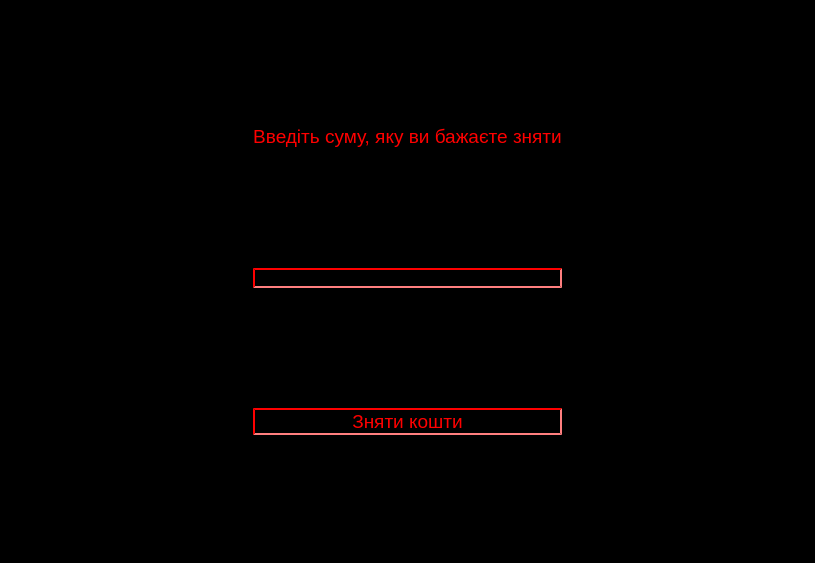
First picture: the form in frontend/withdrawalscreen.ui, repository Anoromi/upa_atm, before the edit.
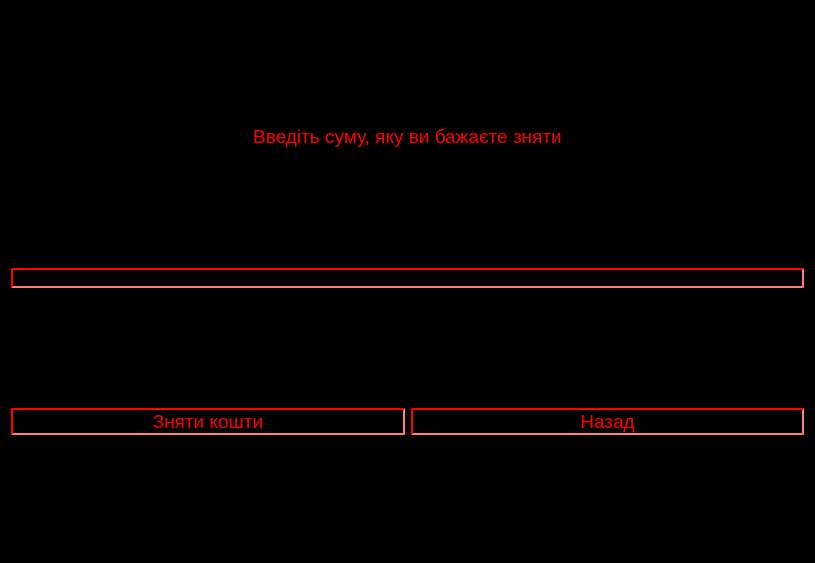
Second picture: the form after the edit.

Patch:
```diff
--- a/frontend/withdrawalscreen.ui
+++ b/frontend/withdrawalscreen.ui
@@ -18,21 +18,7 @@
 </string>
   </property>
   <layout class="QGridLayout" name="gridLayout">
-   <item row="1" column="1">
-    <widget class="QLineEdit" name="money">
-     <property name="styleSheet">
-      <string notr="true">
-QLineEdit#money {
-	color: rgb(255,0,0);
-	border-style: inset;
-	border-width: 2px;
-	border-color: rgb(255,0,0);
-	
-}</string>
-     </property>
-    </widget>
-   </item>
-   <item row="0" column="1">
+   <item row="0" column="0">
     <widget class="QLabel" name="label">
      <property name="sizePolicy">
       <sizepolicy hsizetype="Preferred" vsizetype="Fixed">
@@ -59,28 +45,37 @@
      </property>
     </widget>
    </item>
-   <item row="1" column="2">
-    <spacer name="rightSpacer">
-     <property name="orientation">
-      <enum>Qt::Horizontal</enum>
+   <item row="1" column="0">
+    <widget class="QLineEdit" name="money">
+     <property name="styleSheet">
+      <string notr="true">
+QLineEdit#money {
+	color: rgb(255,0,0);
+	border-style: inset;
+	border-width: 2px;
+	border-color: rgb(255,0,0);
+	
+}</string>
      </property>
-     <property name="sizeHint" stdset="0">
-      <size>
-       <width>40</width>
-       <height>20</height>
-      </size>
-     </property>
-    </spacer>
+    </widget>
    </item>
-   <item row="2" column="1">
+   <item row="2" column="0">
+    <layout class="QHBoxLayout" name="horizontalLayout">
+     <item>
     <widget class="QPushButton" name="confirm">
+       <property name="sizePolicy">
+        <sizepolicy hsizetype="Preferred" vsizetype="Fixed">
+         <horstretch>0</horstretch>
+         <verstretch>0</verstretch>
+        </sizepolicy>
+       </property>
      <property name="font">
       <font>
        <pointsize>14</pointsize>
       </font>
      </property>
      <property name="styleSheet">
-      <string notr="true">QPushButton#confirm {
+        <string notr="true">QPushButton {
 	border-style: inset;
 	border-width: 2px;
 	border-color: rgb(255,0,0);
@@ -101,18 +96,42 @@
      </property>
     </widget>
    </item>
-   <item row="1" column="0">
-    <spacer name="leftSpacer">
-     <property name="orientation">
-      <enum>Qt::Horizontal</enum>
-     </property>
-     <property name="sizeHint" stdset="0">
-      <size>
-       <width>40</width>
-       <height>20</height>
-      </size>
-     </property>
-    </spacer>
+     <item>
+      <widget class="QPushButton" name="back">
+       <property name="sizePolicy">
+        <sizepolicy hsizetype="Preferred" vsizetype="Fixed">
+         <horstretch>0</horstretch>
+         <verstretch>0</verstretch>
+        </sizepolicy>
+       </property>
+       <property name="font">
+        <font>
+         <pointsize>14</pointsize>
+        </font>
+       </property>
+       <property name="styleSheet">
+        <string notr="true">QPushButton {
+	border-style: inset;
+	border-width: 2px;
+	border-color: rgb(255,0,0);
+	
+	background-color: rgb(0,0,0);
+
+	color: rgb(255,0,0);
+}
+
+QPushButton::hover {
+	border-color: rgb(0,0,0);
+	background-color: rgb(255,0,0);
+	color: rgb(0,0,0);
+}</string>
+       </property>
+       <property name="text">
+        <string>Назад</string>
+       </property>
+      </widget>
+     </item>
+    </layout>
    </item>
   </layout>
  </widget>
```
Left out of the diff: 2 changed lines with no effect on the pictures. Lines whose indentation alone changed are shown as unchanged.
